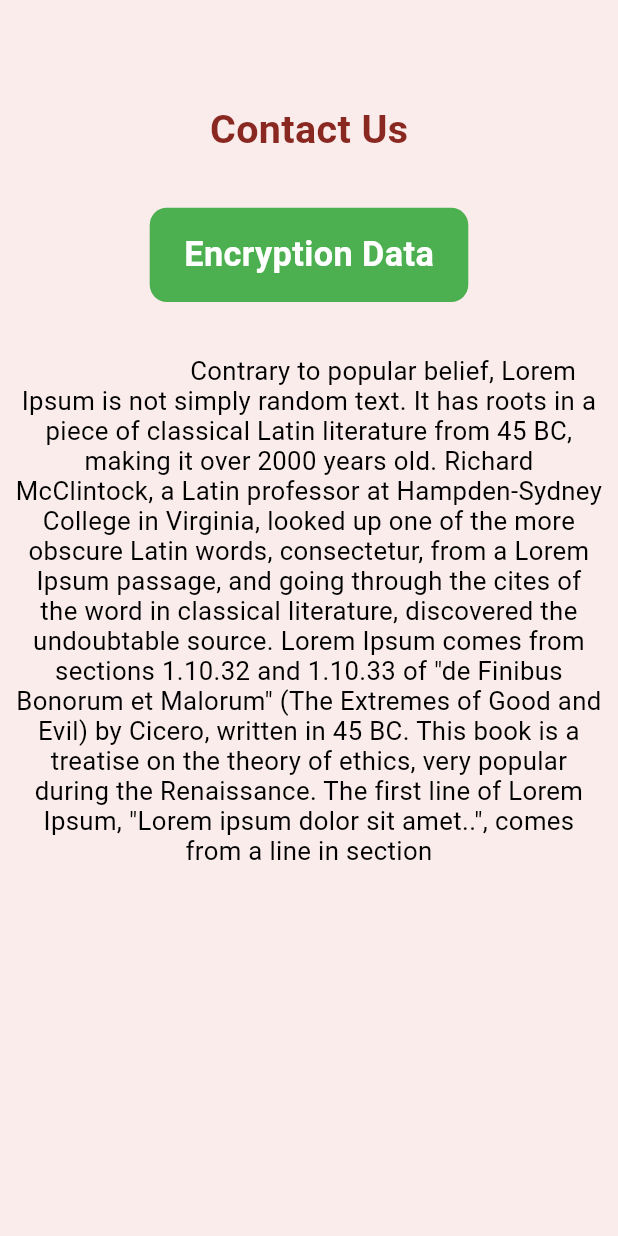
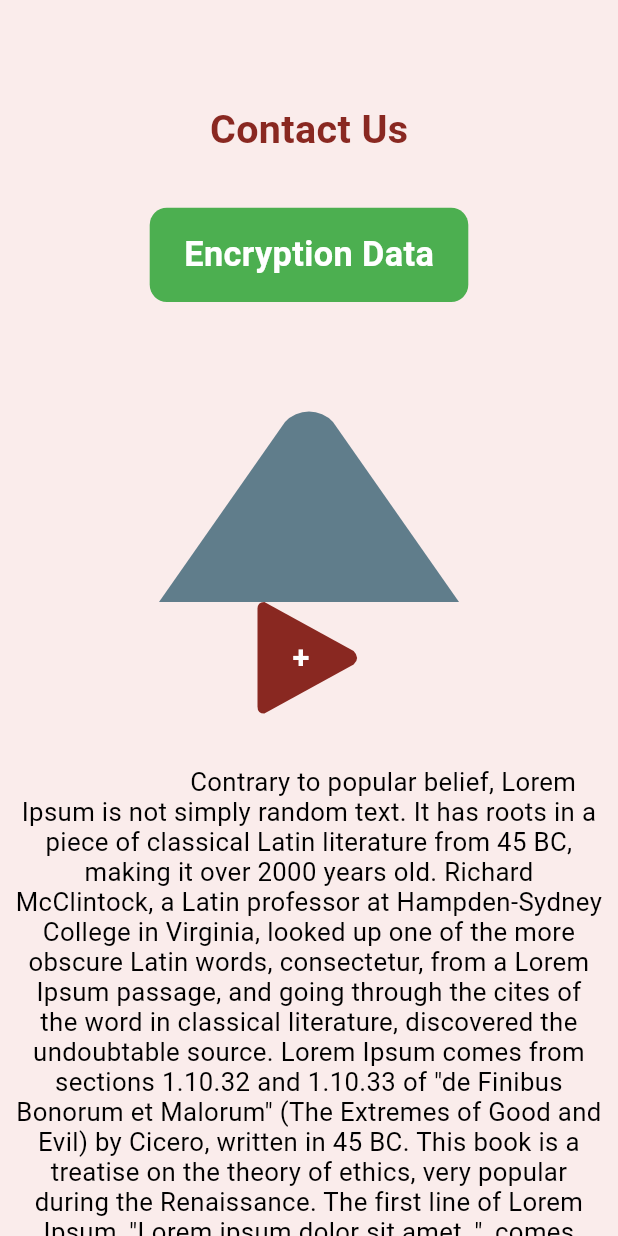
Before and after one commit to abdullah-mysoftheaven/all_social_auth_demo, a Flutter app: the screen it shows after launch, on a phone screen of 412 x 824 dp. Run offline on Flutter 3.47's test engine with Material 3 defaults, Android fonts, the phone set to English and light mode, and no system bars; our stand-ins replace firebase_auth, firebase_core, firebase_messaging, flutter_local_notifications, flutter_screenutil, fluttertoast and 2 more; missing offline and left inert: app_settings, flutter_facebook_auth; accounts and stored records are empty.

```diff
--- a/lib/contact_us_page/view/contact_us_page.dart
+++ b/lib/contact_us_page/view/contact_us_page.dart
@@ -8,6 +8,7 @@ import '../../constant/Colors.dart';
 import '../../cyper_text.dart';
 import '../../decryption_data.dart';
 import '../../encryption_data.dart';
+import '../../playbutton.dart';
 import '../../rsa.dart';
 import '../controller/contact_us_page_controller.dart';
 
@@ -70,6 +71,39 @@ class ContactUsScreenPage extends StatelessWidget {
                         ) ,
                       ),
 
+                      Container(
+                        width: 200,
+                        height: 200,
+                        child: CustomPaint(
+                          painter: RoundedTrianglePainter(),
+                        ),
+                      ),
+
+
+                      Container(
+                        child: InkWell(
+                          onTap: (){
+
+                          },
+                          child: Stack(
+                            alignment: Alignment.center,
+                            children: [
+                              CustomPaint(
+                                size: Size(60.w, 65.w), // Specify the size of the play button
+                                painter: PlayButtonPainter(),
+                              ),
+                              Text(
+                                '+  ',
+                                style: TextStyle(
+                                  color: Colors.white,
+                                  fontSize: 18.sp,
+                                  fontWeight: FontWeight.bold,
+                                ),
+                              ),
+                            ],
+                          ),
+                        ),
+                      ),
                       SizedBox(height: 30.h,),
                       Text(
                         """
```
Also changed, not shown: lib/playbutton.dart (added, +68 -0 lines).
